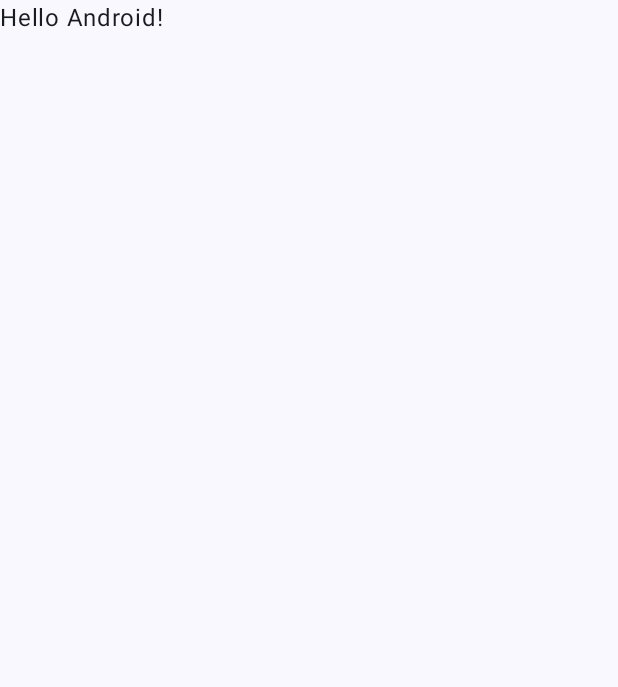
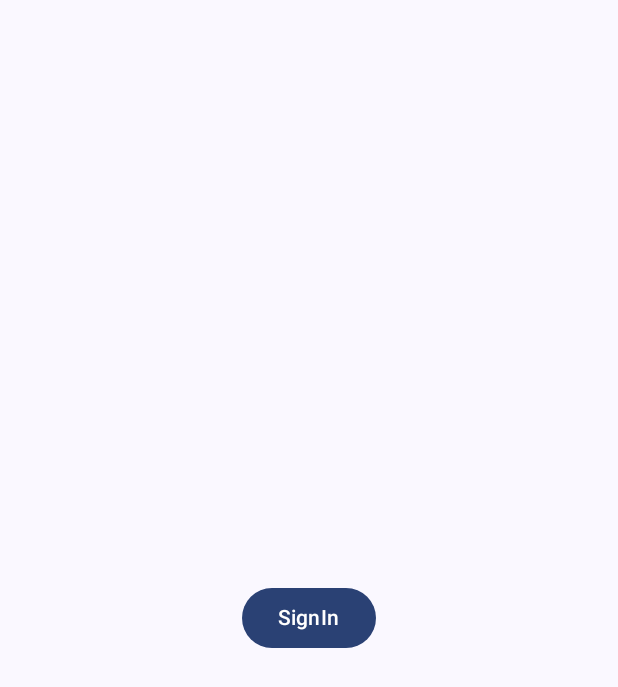
Before and after one commit to danyloplaksyvy/NYTimesApp, an Android app built with Jetpack Compose: the screen it shows after launch (MainActivity), on a phone screen of 412 x 824 dp. Before the commit the part shown is almost empty. Shown: the top 687 px of the screen. Run offline under Robolectric (Android 15) with nearby library versions, the phone set to English and light mode, and no system bars.

Commit message:
NestedNavigationGraph Base

```diff
--- a/app/build.gradle.kts
+++ b/app/build.gradle.kts
@@ -56,6 +56,7 @@ dependencies {
 
     // Room
     implementation(libs.androidx.room.runtime)
+    implementation(libs.androidx.navigation.compose.android)
     ksp(libs.androidx.room.compiler)
     implementation(libs.androidx.room.ktx)
     implementation(libs.androidx.room.paging)
--- a/app/src/main/java/pro/danyloplaksyvyi/nytimesapp/MainActivity.kt
+++ b/app/src/main/java/pro/danyloplaksyvyi/nytimesapp/MainActivity.kt
@@ -7,10 +7,8 @@ import androidx.activity.enableEdgeToEdge
 import androidx.compose.foundation.layout.fillMaxSize
 import androidx.compose.foundation.layout.padding
 import androidx.compose.material3.Scaffold
-import androidx.compose.material3.Text
-import androidx.compose.runtime.Composable
 import androidx.compose.ui.Modifier
-import androidx.compose.ui.tooling.preview.Preview
+import pro.danyloplaksyvyi.nytimesapp.features.navigation.presentation.RootNavigationGraph
 import pro.danyloplaksyvyi.nytimesapp.ui.theme.NYTimesAppTheme
 
 class MainActivity : ComponentActivity() {
@@ -20,28 +18,9 @@ class MainActivity : ComponentActivity() {
         setContent {
             NYTimesAppTheme {
                 Scaffold(modifier = Modifier.fillMaxSize()) { innerPadding ->
-                    Greeting(
-                        name = "Android",
-                        modifier = Modifier.padding(innerPadding)
-                    )
+                    RootNavigationGraph(modifier = Modifier.padding(innerPadding))
                 }
             }
         }
     }
 }
-
-@Composable
-fun Greeting(name: String, modifier: Modifier = Modifier) {
-    Text(
-        text = "Hello $name!",
-        modifier = modifier
-    )
-}
-
-@Preview(showBackground = true)
-@Composable
-fun GreetingPreview() {
-    NYTimesAppTheme {
-        Greeting("Android")
-    }
-}
--- /dev/null
+++ b/app/src/main/java/pro/danyloplaksyvyi/nytimesapp/features/navigation/presentation/AuthNavGraph.kt
@@ -0,0 +1,22 @@
+package pro.danyloplaksyvyi.nytimesapp.features.navigation.presentation
+
+import androidx.navigation.NavController
+import androidx.navigation.NavGraphBuilder
+import androidx.navigation.compose.composable
+import androidx.navigation.navigation
+import pro.danyloplaksyvyi.nytimesapp.features.navigation.domain.Screens
+import pro.danyloplaksyvyi.nytimesapp.features.signin.presentation.SignInScreen
+
+fun NavGraphBuilder.authNavGraph(
+    navController: NavController,
+) {
+    navigation(route = Graph.AUTH, startDestination = Screens.SignInScreen.name) {
+        composable(route = Screens.SignInScreen.name) {
+            SignInScreen {
+                navController.navigate(Graph.MAIN) {
+                    popUpTo(Graph.AUTH) { inclusive = true }
+                }
+            }
+        }
+    }
+}
--- /dev/null
+++ b/app/src/main/java/pro/danyloplaksyvyi/nytimesapp/features/navigation/presentation/MainNavGraph.kt
@@ -0,0 +1,24 @@
+package pro.danyloplaksyvyi.nytimesapp.features.navigation.presentation
+
+import androidx.navigation.NavController
+import androidx.navigation.NavGraphBuilder
+import androidx.navigation.compose.composable
+import androidx.navigation.navigation
+import pro.danyloplaksyvyi.nytimesapp.features.main.presentation.view.CategoriesScreen
+import pro.danyloplaksyvyi.nytimesapp.features.main.presentation.view.details.CategoryDetailsScreen
+import pro.danyloplaksyvyi.nytimesapp.features.navigation.domain.Screens
+
+fun NavGraphBuilder.mainNavGraph(navController: NavController) {
+    navigation(route = Graph.MAIN, startDestination = Screens.CategoriesScreen.name) {
+        composable(route = Screens.CategoriesScreen.name) {
+            CategoriesScreen(onSignOutClick = {navController.navigate(Graph.AUTH)}, onCategoryClick =  {
+                navController.navigate(Screens.CategoryDetailsScreen.name)
+            })
+        }
+        composable(route = Screens.CategoryDetailsScreen.name) {
+            CategoryDetailsScreen {
+                navController.navigate(Screens.CategoriesScreen.name)
+            }
+        }
+    }
+}
--- /dev/null
+++ b/app/src/main/java/pro/danyloplaksyvyi/nytimesapp/features/navigation/presentation/RootNavigationGraph.kt
@@ -0,0 +1,22 @@
+package pro.danyloplaksyvyi.nytimesapp.features.navigation.presentation
+
+import androidx.compose.runtime.Composable
+import androidx.compose.ui.Modifier
+import androidx.navigation.compose.NavHost
+import androidx.navigation.compose.rememberNavController
+
+@Composable
+fun RootNavigationGraph(modifier: Modifier = Modifier) {
+    val rootNavController = rememberNavController()
+
+    NavHost(modifier = modifier, route = Graph.ROOT, startDestination = Graph.AUTH, navController = rootNavController) {
+        authNavGraph(rootNavController)
+        mainNavGraph(rootNavController)
+    }
+}
+
+object Graph {
+    const val ROOT = "root_graph"
+    const val AUTH = "auth_graph"
+    const val MAIN = "main_graph"
+}
--- /dev/null
+++ b/app/src/main/java/pro/danyloplaksyvyi/nytimesapp/features/signin/presentation/SignInScreen.kt
@@ -0,0 +1,18 @@
+package pro.danyloplaksyvyi.nytimesapp.features.signin.presentation
+
+import androidx.compose.foundation.layout.Box
+import androidx.compose.foundation.layout.fillMaxSize
+import androidx.compose.material3.Button
+import androidx.compose.material3.Text
+import androidx.compose.runtime.Composable
+import androidx.compose.ui.Alignment
+import androidx.compose.ui.Modifier
+
+@Composable
+fun SignInScreen(onSignInClick: () -> Unit) {
+    Box(modifier = Modifier.fillMaxSize(), contentAlignment = Alignment.Center) {
+        Button(onClick = onSignInClick) {
+            Text("SignIn")
+        }
+    }
+}
--- a/gradle/libs.versions.toml
+++ b/gradle/libs.versions.toml
@@ -17,6 +17,7 @@ googleid = "1.1.1"
 loggingInterceptor = "4.12.0"
 retrofit = "3.0.0"
 roomRuntime = "2.7.1"
+navigationComposeAndroid = "2.9.0"
 
 [libraries]
 androidx-core-ktx = { group = "androidx.core", name = "core-ktx", version.ref = "coreKtx" }
@@ -45,6 +46,7 @@ androidx-credentials-play-services-auth = { group = "androidx.credentials", name
 googleid = { group = "com.google.android.libraries.identity.googleid", name = "googleid", version.ref = "googleid" }
 logging-interceptor = { module = "com.squareup.okhttp3:logging-interceptor", version.ref = "loggingInterceptor" }
 retrofit = { module = "com.squareup.retrofit2:retrofit", version.ref = "retrofit" }
+androidx-navigation-compose-android = { group = "androidx.navigation", name = "navigation-compose-android", version.ref = "navigationComposeAndroid" }
 
 [plugins]
 android-application = { id = "com.android.application", version.ref = "agp" }
```
Also changed, not shown: app/src/main/java/pro/danyloplaksyvyi/nytimesapp/features/main/presentation/view/CategoriesScreen.kt (added, +24 -0 lines), app/src/main/java/pro/danyloplaksyvyi/nytimesapp/features/main/presentation/view/details/CategoryDetailsScreen.kt (added, +18 -0 lines), app/src/main/java/pro/danyloplaksyvyi/nytimesapp/features/navigation/domain/Screens.kt (added, +9 -0 lines).
